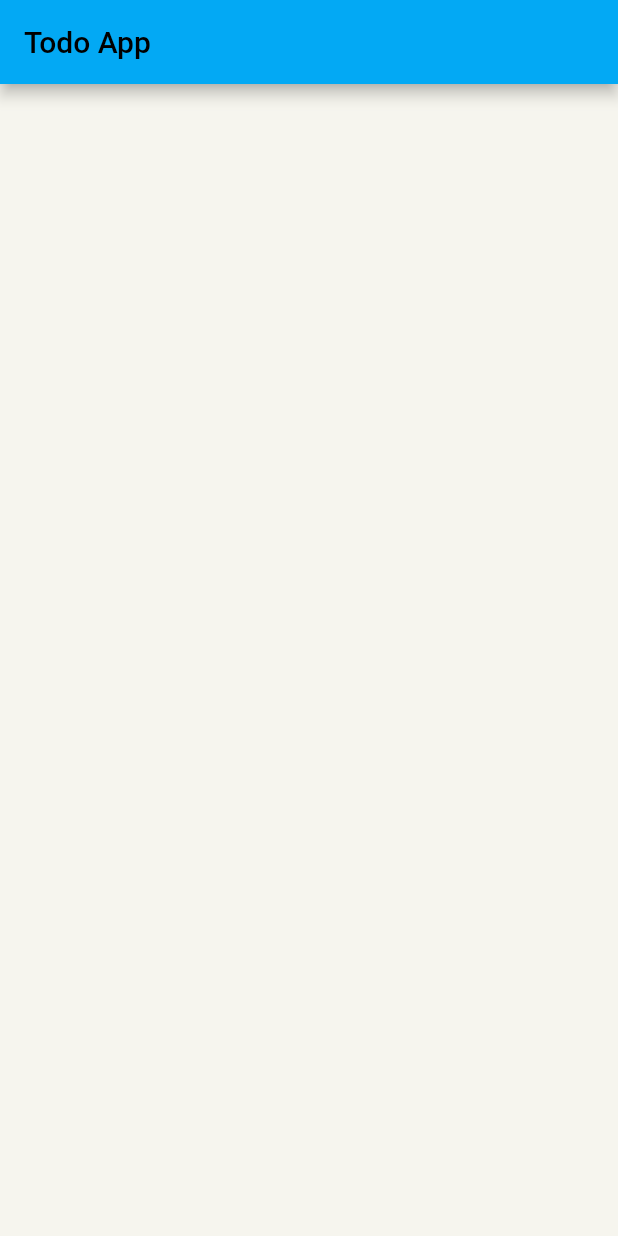
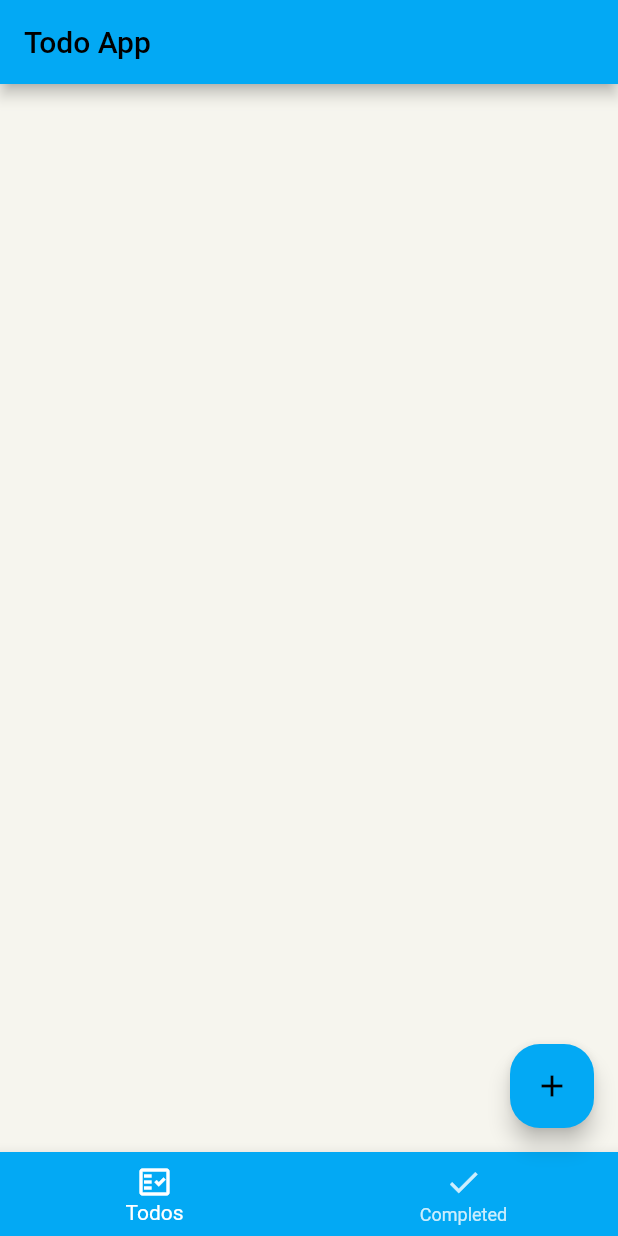
Before and after one commit to manvix404/todo_app, a Flutter app: the screen it shows after launch, on a phone screen of 412 x 824 dp. Run offline on Flutter 3.47's test engine with Material 2 defaults, Android fonts, the phone set to English and light mode, and no system bars; missing offline and left inert: dart:ffi.

Commit message:
added todo dialogbox

```diff
--- a/lib/page/home_page.dart
+++ b/lib/page/home_page.dart
@@ -1,10 +1,12 @@
 import 'package:flutter/material.dart';
 import 'package:first_app/main.dart';
+import 'package:first_app/widget/add_todo_dialog_widget.dart';
 
 class HomePage extends StatefulWidget{
   _HomePageState createState()=> _HomePageState();
 }
 class _HomePageState extends State<HomePage>{
+  int selectedIndex=0;
   Widget build(BuildContext context){
     final tabs=[
       Container(),
@@ -14,6 +16,42 @@ class _HomePageState extends State<HomePage>{
       appBar: AppBar(
         title: Text(MyApp.title),
       ),
+      bottomNavigationBar: BottomNavigationBar(
+        backgroundColor: Theme.of(context).primaryColor,
+        unselectedItemColor: Colors.white.withOpacity(0.8),
+        selectedItemColor: Colors.white,
+        currentIndex: selectedIndex,
+        onTap: (index)=>setState(() {
+          selectedIndex=index;
+        }),
+        items: [
+          BottomNavigationBarItem(
+            icon: Icon(Icons.fact_check_outlined),
+            label: 'Todos',
+          ),
+          BottomNavigationBarItem(
+            icon: Icon(Icons.done,size:25),
+            label: 'Completed',
+          ),
+        ],
+      ),
+      body: tabs[selectedIndex],
+      floatingActionButton: FloatingActionButton(
+        shape: RoundedRectangleBorder(
+          borderRadius: BorderRadius.circular(20),
+        ),
+        backgroundColor: Colors.lightBlue,
+        onPressed: ()=>
+        {showDialog(
+          context: context,
+          builder: (BuildContext context)=>AddTodoDialogWidget(),
+          barrierDismissible: false,
+        ),
+        },
+        child: Icon(Icons.add),
+        tooltip: 'Add',
+
+      ),
     );
   }
 }
```
Also changed, not shown: lib/widget/add_todo_dialog_widget.dart (added, +28 -0 lines), lib/widget/todo_form_widget.dart (added, +69 -0 lines), 1 other file.
